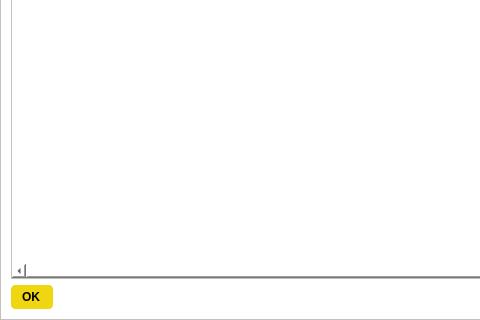
This is src/qt/forms/coincontroldialog.ui in piratecash/piratecash as Qt 5 draws it before an edit; both pictures show x 0 to 480 and y 195 to 515 of the 1100 by 515 pixel window. The edited form follows.
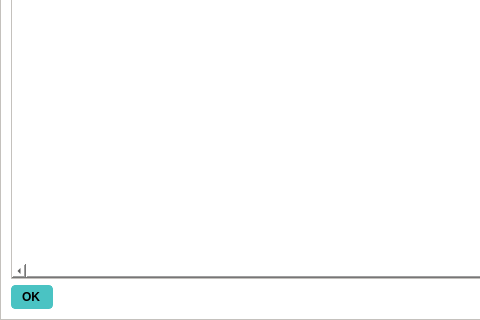
This is the edited form. Custom widgets are drawn as their Qt base class.

```diff
--- a/src/qt/forms/coincontroldialog.ui
+++ b/src/qt/forms/coincontroldialog.ui
@@ -627,10 +627,10 @@
       </sizepolicy>
      </property>
      <property name="styleSheet">
-      <string notr="true">background-color: rgb(240, 213, 17);
+      <string notr="true">background-color: rgb(74, 195, 195);
 color: rgb(0,0,0);
 border-radius: 4px;
-border-color:  rgb(240, 213, 17);
+border-color:  rgb(74, 195, 195);
 font-weight: 600;
 padding: 4px;
 padding-left: 10px;
```
